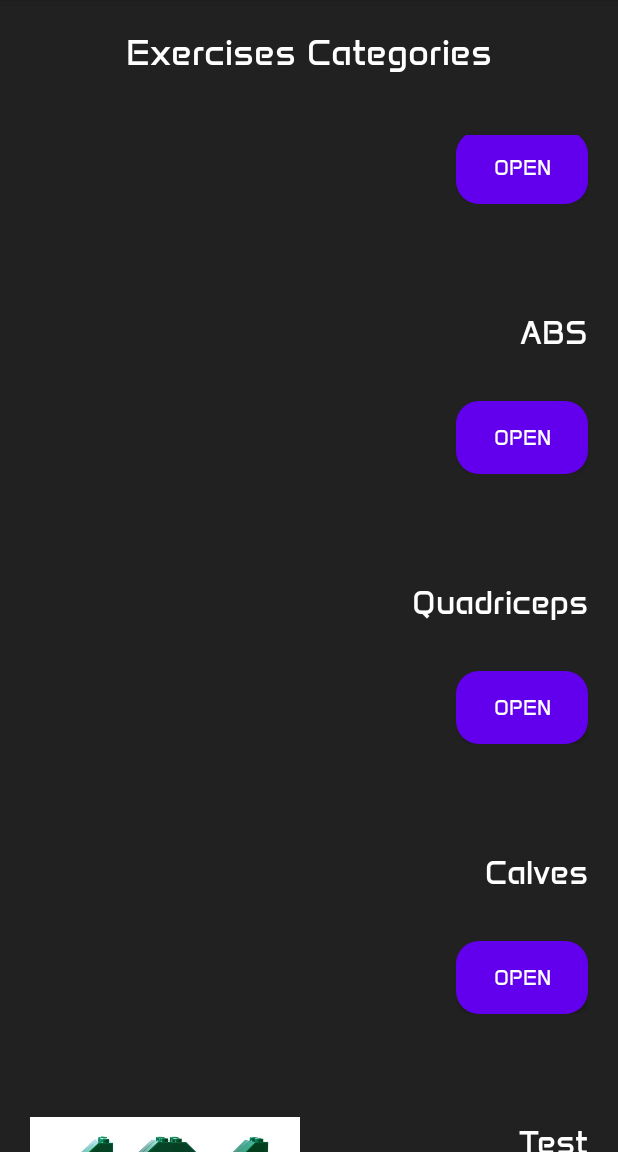
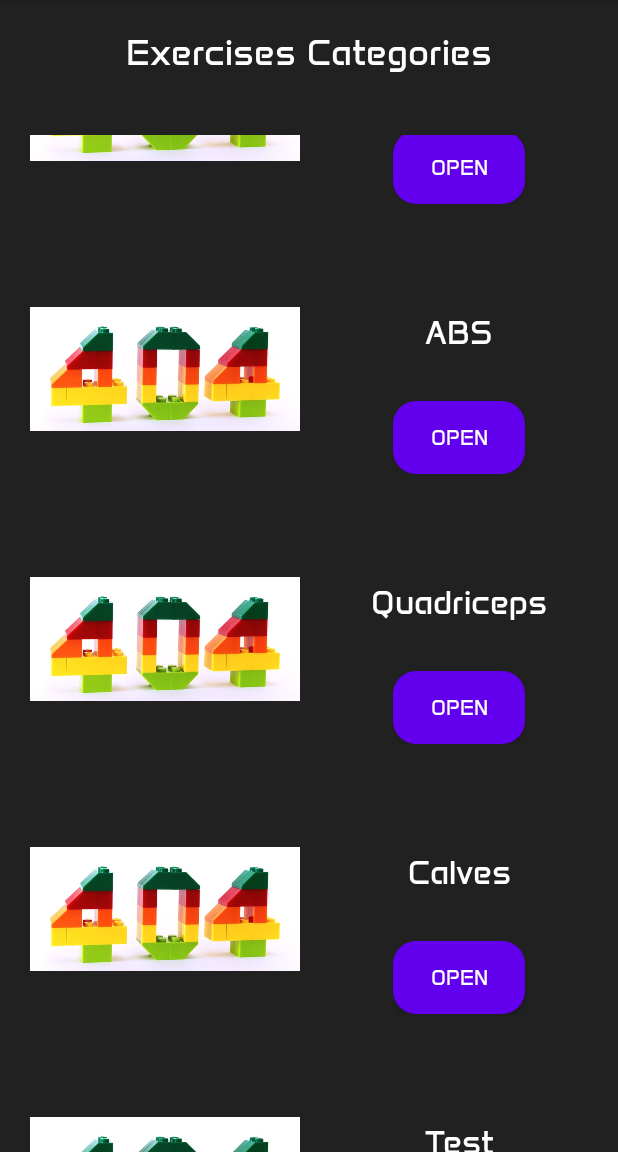
Before and after one commit to Lewan24/GymBuddy, an Android app built with Jetpack Compose: the fragment ExercisesCategoriesFragment placed in its activity, scrolled down 474 dp, on a phone screen of 412 x 824 dp, the part 84-1236 px from its top. Run offline under Robolectric (Android 15) with nearby library versions, the phone set to English and light mode, and no system bars; our stand-ins replace Room's generated code; 2 statements that could not run were skipped.

Commit message:
Add categories images. Add system to save static categories images and dynamic urls. Implement categories into application. Change design of single category. Modify prepopulated database to match app needs

```diff
--- a/src/app/src/main/java/com/example/gymbuddy/data/adapters/ExercisesCategoriesAdapter.kt
+++ b/src/app/src/main/java/com/example/gymbuddy/data/adapters/ExercisesCategoriesAdapter.kt
@@ -1,6 +1,7 @@
 package com.example.gymbuddy.data.adapters
 
 import android.annotation.SuppressLint
+import android.content.Context
 import android.net.Uri
 import android.view.LayoutInflater
 import android.view.View
@@ -14,7 +15,8 @@ import com.example.gymbuddy.R
 import com.example.gymbuddy.data.entities.ExerciseCategoryModel
 import com.example.gymbuddy.pages.ExercisesDbFragment
 
-class ExercisesCategoriesAdapter(private val fragmentChangeListener: FragmentChangeListener) : RecyclerView.Adapter<ExercisesCategoriesAdapter.ExerciseCategoriesViewHolder>() {
+
+class ExercisesCategoriesAdapter(private val context: Context, private val fragmentChangeListener: FragmentChangeListener) : RecyclerView.Adapter<ExercisesCategoriesAdapter.ExerciseCategoriesViewHolder>() {
 
     var items = ArrayList<ExerciseCategoryModel>()
 
@@ -41,9 +43,22 @@ class ExercisesCategoriesAdapter(private val fragmentChangeListener: FragmentCha
 
         holder.categoryName.text = currentCategory.categoryName
 
-        // TODO: Can't fetch image url // should just download images and insert into image view
-        if (currentCategory.imageUrl != null)
-            holder.categoryImage.setImageURI(Uri.parse(currentCategory.imageUrl))
+        if (currentCategory.isStaticFile != null &&
+            currentCategory.isStaticFile == "STATIC" &&
+            currentCategory.imageUrl != null)
+        {
+            val packageName = context.packageName
+
+            val field = Class.forName("$packageName.R\$drawable").getDeclaredField(currentCategory.imageUrl)
+            val imageId = field.getInt(field)
+
+            if (imageId != 0)
+                holder.categoryImage.setImageResource(imageId)
+        }
+        else{
+            if (currentCategory.imageUrl != null)
+                holder.categoryImage.setImageURI(Uri.parse(currentCategory.imageUrl))
+        }
 
         holder.btnOpenCategory.setOnClickListener{
             val exercisesFragment = ExercisesDbFragment.newInstance(currentCategory.id)
--- a/src/app/src/main/java/com/example/gymbuddy/data/entities/ExerciseCategoryModel.kt
+++ b/src/app/src/main/java/com/example/gymbuddy/data/entities/ExerciseCategoryModel.kt
@@ -5,10 +5,10 @@ import androidx.room.Entity
 import androidx.room.Index
 import androidx.room.PrimaryKey
 
-// TODO: Error throws that about this table does not exist even if it is xD
 @Entity(tableName = "ExercisesCategories", indices=[Index(value=["CategoryName"], unique=true)])
 data class ExerciseCategoryModel(
     @ColumnInfo(name = "Id") @PrimaryKey(autoGenerate = true) val id: Int = 0,
     @ColumnInfo(name = "CategoryName") val categoryName: String,
-    @ColumnInfo(name = "ImageUrl") val imageUrl: String?
+    @ColumnInfo(name = "ImageUrl") val imageUrl: String?,
+    @ColumnInfo(name = "IsStaticFile") val isStaticFile: String?
 )
--- a/src/app/src/main/java/com/example/gymbuddy/pages/ExercisesCategoriesFragment.kt
+++ b/src/app/src/main/java/com/example/gymbuddy/pages/ExercisesCategoriesFragment.kt
@@ -27,7 +27,7 @@ class ExercisesCategoriesFragment : Fragment() {
         super.onCreate(savedInstanceState)
 
         binding = FragmentExercisesCategoriesBinding.inflate(inflater, container, false)
-        exercisesCategoriesAdapter = ExercisesCategoriesAdapter(object : FragmentChangeListener {
+        exercisesCategoriesAdapter = ExercisesCategoriesAdapter(this.requireContext(), object : FragmentChangeListener {
             override fun replaceFragment(fragment: Fragment) {
                 (requireActivity() as MainActivity).replaceFragment(fragment)
             }
--- a/src/app/src/main/res/layout/single_exercise_category.xml
+++ b/src/app/src/main/res/layout/single_exercise_category.xml
@@ -28,7 +28,7 @@
         android:textSize="22sp"
         app:layout_constraintBottom_toTopOf="@+id/btnGoIntoCategory"
         app:layout_constraintEnd_toEndOf="parent"
-        app:layout_constraintStart_toEndOf="@+id/imageView"
+        app:layout_constraintStart_toEndOf="@+id/ivCategoryImage"
         app:layout_constraintTop_toTopOf="parent" />
 
     <Button
@@ -40,6 +40,6 @@
         android:text="@string/open_button_text"
         app:layout_constraintBottom_toBottomOf="parent"
         app:layout_constraintEnd_toEndOf="parent"
-        app:layout_constraintStart_toEndOf="@+id/imageView" />
+        app:layout_constraintStart_toEndOf="@+id/ivCategoryImage" />
 
 </androidx.constraintlayout.widget.ConstraintLayout>
```
Also changed, not shown: src/app/src/main/assets/database/GymBuddy.db, src/app/src/main/res/drawable/abs.jpg (added), src/app/src/main/res/drawable/back.jpg (added), src/app/src/main/res/drawable/biceps.jpg (added), src/app/src/main/res/drawable/calves.jpg (added), src/app/src/main/res/drawable/chest.jpg (added), src/app/src/main/res/drawable/quadriceps.jpg (added).
